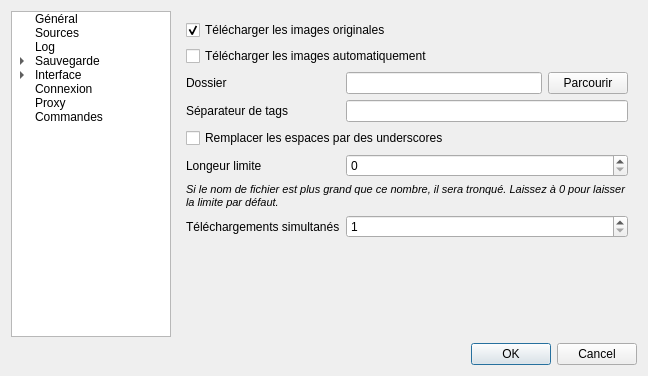
The window that ui/optionswindow.ui (XanderMld/imgbrd-grabber) describes before a commit, drawn with Qt 5.
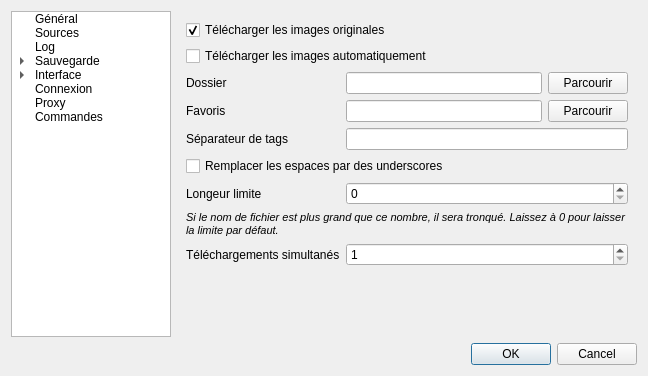
The same window after the commit. Icons and pictures are not drawn.

```diff
--- a/ui/optionswindow.ui
+++ b/ui/optionswindow.ui
@@ -542,42 +542,42 @@
            </item>
           </layout>
          </item>
-         <item row="3" column="0">
+         <item row="4" column="0">
           <widget class="QLabel" name="label_14">
            <property name="text">
             <string>Séparateur de tags</string>
            </property>
           </widget>
          </item>
-         <item row="3" column="1">
+         <item row="4" column="1">
           <widget class="QLineEdit" name="lineSeparator">
            <property name="text">
             <string/>
            </property>
           </widget>
          </item>
-         <item row="4" column="0" colspan="2">
+         <item row="5" column="0" colspan="2">
           <widget class="QCheckBox" name="checkReplaceBlanks">
            <property name="text">
             <string>Remplacer les espaces par des underscores</string>
            </property>
           </widget>
          </item>
-         <item row="5" column="0">
+         <item row="6" column="0">
           <widget class="QLabel" name="label_54">
            <property name="text">
             <string>Longeur limite</string>
            </property>
           </widget>
          </item>
-         <item row="5" column="1">
+         <item row="6" column="1">
           <widget class="QSpinBox" name="spinLimit">
            <property name="maximum">
             <number>260</number>
            </property>
           </widget>
          </item>
-         <item row="6" column="0" colspan="2">
+         <item row="7" column="0" colspan="2">
           <widget class="QLabel" name="label_55">
            <property name="text">
             <string>&lt;!DOCTYPE HTML PUBLIC &quot;-//W3C//DTD HTML 4.0//EN&quot; &quot;http://www.w3.org/TR/REC-html40/strict.dtd&quot;&gt;
@@ -591,7 +591,7 @@
            </property>
           </widget>
          </item>
-         <item row="7" column="0">
+         <item row="8" column="0">
           <widget class="QLabel" name="label_29">
            <property name="text">
             <string>Téléchargements simultanés</string>
@@ -608,7 +608,7 @@
            </property>
           </widget>
          </item>
-         <item row="7" column="1">
+         <item row="8" column="1">
           <widget class="QSpinBox" name="spinSimultaneous">
            <property name="minimum">
             <number>1</number>
@@ -618,6 +618,27 @@
            </property>
           </widget>
          </item>
+         <item row="3" column="0">
+          <widget class="QLabel" name="label_62">
+           <property name="text">
+            <string>Favoris</string>
+           </property>
+          </widget>
+         </item>
+         <item row="3" column="1">
+          <layout class="QHBoxLayout" name="horizontalLayout_13">
+           <item>
+            <widget class="QLineEdit" name="lineFolderFavorites"/>
+           </item>
+           <item>
+            <widget class="QPushButton" name="buttonFolderFavorites">
+             <property name="text">
+              <string>Parcourir</string>
+             </property>
+            </widget>
+           </item>
+          </layout>
+         </item>
         </layout>
        </widget>
        <widget class="QWidget" name="page5">
```
Left out of the diff: 19 changed lines with no effect on the pictures.
